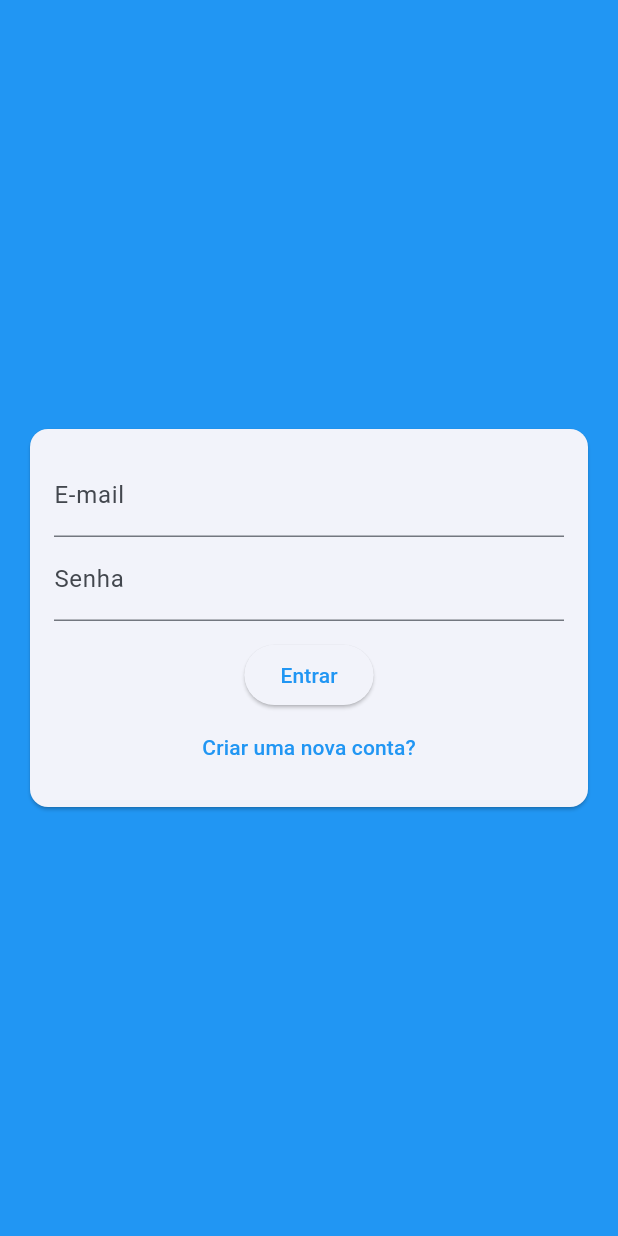
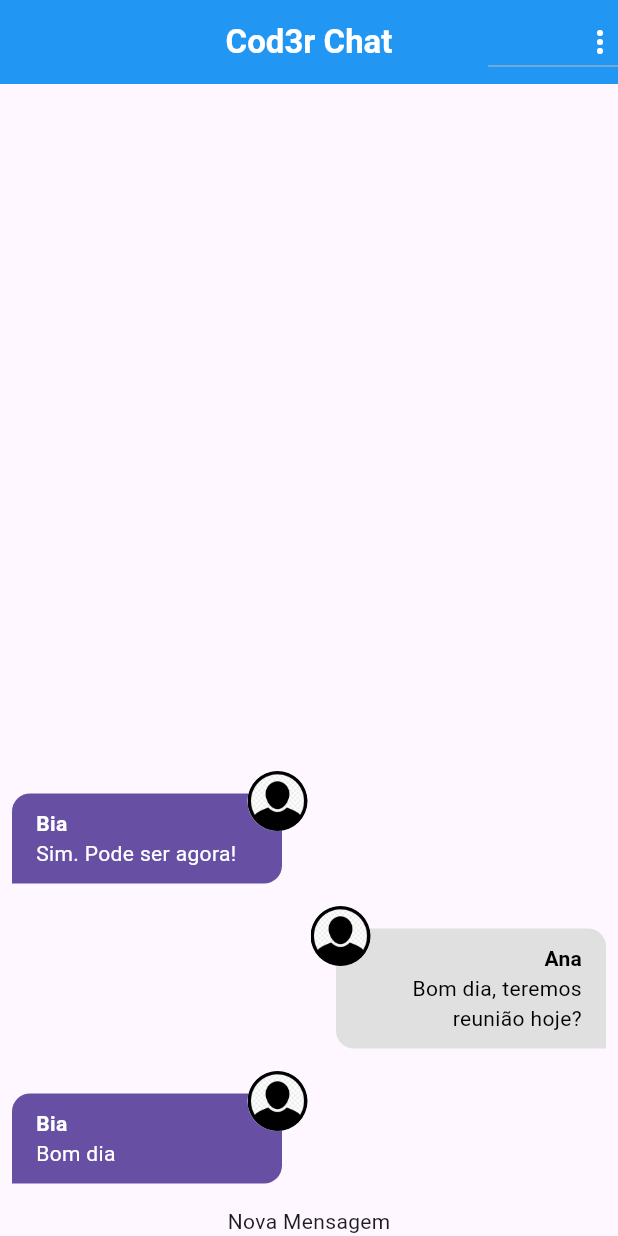
Before and after one commit to ennesdes/Projetos-Flutter-Estudo, a Flutter app: the screen it shows after launch, on a phone screen of 412 x 824 dp. Run offline on Flutter 3.47's test engine with Material 2 defaults, Android fonts, the light colour scheme and no system bars; our stand-ins replace flutter_mobx, get, google_maps_flutter, image_picker, location, mobx and 3 more; missing offline and left inert: coingecko_api; accounts and stored records are empty; generated files the repository leaves out were written again; project files that could hold a hidden picture were left out.

Commit message:
Capítulo 14 - Chat
Implementando mais aulas do capítulo
message_bubble

```diff
--- /dev/null
+++ b/app_chat/lib/components/message_bubble.dart
@@ -0,0 +1,102 @@
+import 'dart:io';
+
+import 'package:app_chat/core/models/chat_message.dart';
+import 'package:flutter/material.dart';
+
+class MessageBubble extends StatelessWidget {
+  static const _defaultImage = 'assets/images/avatar.png';
+  final ChatMessage message;
+  final bool belongsToCurrentUser;
+
+  const MessageBubble({
+    Key? key,
+    required this.message,
+    required this.belongsToCurrentUser,
+  }) : super(key: key);
+
+  Widget _showUserImage(String imageURL) {
+    ImageProvider? provider;
+    final uri = Uri.parse(imageURL);
+
+    if (uri.path.contains(_defaultImage)) {
+      provider = AssetImage(_defaultImage);
+    } else if (uri.scheme.contains('http')) {
+      provider = NetworkImage(uri.toString());
+    } else {
+      provider = FileImage(File(uri.toString()));
+    }
+
+    return CircleAvatar(
+      backgroundImage: provider,
+    );
+  }
+
+  @override
+  Widget build(BuildContext context) {
+    return Stack(
+      children: [
+        Row(
+          mainAxisAlignment: belongsToCurrentUser
+              ? MainAxisAlignment.end
+              : MainAxisAlignment.start,
+          children: [
+            Container(
+              decoration: BoxDecoration(
+                color: belongsToCurrentUser
+                    ? Colors.grey.shade300
+                    : Theme.of(context).colorScheme.primary,
+                borderRadius: BorderRadius.only(
+                  topLeft: const Radius.circular(12),
+                  topRight: const Radius.circular(12),
+                  bottomLeft: belongsToCurrentUser
+                      ? const Radius.circular(12)
+                      : const Radius.circular(0),
+                  bottomRight: belongsToCurrentUser
+                      ? const Radius.circular(0)
+                      : const Radius.circular(12),
+                ),
+              ),
+              width: 180,
+              padding: const EdgeInsets.symmetric(
+                horizontal: 16,
+                vertical: 10,
+              ),
+              margin: const EdgeInsets.symmetric(
+                horizontal: 8,
+                vertical: 15,
+              ),
+              child: Column(
+                crossAxisAlignment: belongsToCurrentUser
+                    ? CrossAxisAlignment.end
+                    : CrossAxisAlignment.start,
+                children: [
+                  Text(
+                    message.userName,
+                    style: TextStyle(
+                      color: belongsToCurrentUser ? Colors.black : Colors.white,
+                      fontWeight: FontWeight.bold,
+                    ),
+                  ),
+                  Text(
+                    message.text,
+                    textAlign:
+                        belongsToCurrentUser ? TextAlign.right : TextAlign.left,
+                    style: TextStyle(
+                      color: belongsToCurrentUser ? Colors.black : Colors.white,
+                    ),
+                  ),
+                ],
+              ),
+            ),
+          ],
+        ),
+        Positioned(
+          top: 0,
+          left: belongsToCurrentUser ? null : 165,
+          right: belongsToCurrentUser ? 165 : null,
+          child: _showUserImage(message.userImageURL),
+        ),
+      ],
+    );
+  }
+}
--- /dev/null
+++ b/app_chat/lib/components/messages.dart
@@ -0,0 +1,37 @@
+import 'package:app_chat/components/message_bubble.dart';
+import 'package:app_chat/core/models/chat_message.dart';
+import 'package:app_chat/core/services/auth/auth_service.dart';
+import 'package:app_chat/core/services/chat/chat_service.dart';
+import 'package:flutter/material.dart';
+
+class Messages extends StatelessWidget {
+  const Messages({Key? key}) : super(key: key);
+
+  @override
+  Widget build(BuildContext context) {
+    final currentUser = AuthService().currentUser;
+    return StreamBuilder<List<ChatMessage>>(
+      stream: ChatService().messagesStream(),
+      builder: (context, snapshot) {
+        if (snapshot.connectionState == ConnectionState.waiting) {
+          return const Center(child: CircularProgressIndicator());
+        } else if (!snapshot.hasData || snapshot.data!.isEmpty) {
+          return const Center(child: const Text('Sem dados. Vamos conversar?'));
+        } else {
+          final message = snapshot.data!;
+          return ListView.builder(
+            reverse: true,
+            itemCount: message.length,
+            itemBuilder: (context, index) {
+              return MessageBubble(
+                key: ValueKey(message[index].id),
+                message: message[index],
+                belongsToCurrentUser: currentUser?.id == message[index].userId,
+              );
+            },
+          );
+        }
+      },
+    );
+  }
+}
--- /dev/null
+++ b/app_chat/lib/components/new_message.dart
@@ -0,0 +1,12 @@
+import 'package:flutter/material.dart';
+
+class NewMessage extends StatelessWidget {
+  const NewMessage({Key? key}) : super(key: key);
+
+  @override
+  Widget build(BuildContext context) {
+    return Center(
+      child: Text('Nova Mensagem'),
+    );
+  }
+}
--- /dev/null
+++ b/app_chat/lib/core/models/chat_message.dart
@@ -0,0 +1,18 @@
+class ChatMessage {
+  final String id;
+  final String text;
+  final DateTime createdAt;
+
+  final String userId;
+  final String userName;
+  final String userImageURL;
+
+  const ChatMessage({
+    required this.id,
+    required this.text,
+    required this.createdAt,
+    required this.userId,
+    required this.userName,
+    required this.userImageURL,
+  });
+}
--- /dev/null
+++ b/app_chat/lib/core/models/chat_user.dart
@@ -0,0 +1,13 @@
+class ChatUser {
+  final String id;
+  final String name;
+  final String email;
+  final String imageURL;
+
+  const ChatUser({
+    required this.id,
+    required this.name,
+    required this.email,
+    required this.imageURL,
+  });
+}
--- /dev/null
+++ b/app_chat/lib/core/services/auth/auth_mock_service.dart
@@ -0,0 +1,63 @@
+import 'dart:async';
+import 'dart:io';
+import 'dart:math';
+
+import 'package:app_chat/core/services/auth/auth_service.dart';
+
+import '../../models/chat_user.dart';
+
+class AuthMockService implements AuthService {
+  static const _defaultUser = ChatUser(
+    id: '456',
+    name: 'Ana',
+    email: 'ana@cod3r.com',
+    imageURL: 'assets/images/avatar.png',
+  );
+  static Map<String, ChatUser> _users = {
+    _defaultUser.email: _defaultUser,
+  };
+  static ChatUser? _currentUser;
+  static MultiStreamController<ChatUser?>? _controller;
+  static final _userStream = Stream<ChatUser?>.multi((controller) {
+    _controller = controller;
+    _updateUser(_defaultUser);
+  });
+
+  ChatUser? get currentUser {
+    return _currentUser;
+  }
+
+  Stream<ChatUser?> get userChanges {
+    return _userStream;
+  }
+
+  Future<void> signup(
+    String name,
+    String email,
+    String password,
+    File? image,
+  ) async {
+    final newUser = ChatUser(
+      id: Random().nextDouble().toString(),
+      name: name,
+      email: email,
+      imageURL: image?.path ?? 'assets/images/avatar.png',
+    );
+
+    _users.putIfAbsent(email, () => newUser);
+    _updateUser(newUser);
+  }
+
+  Future<void> login(String email, String password) async {
+    _updateUser(_users[email]);
+  }
+
+  Future<void> logout() async {
+    _updateUser(null);
+  }
+
+  static void _updateUser(ChatUser? user) {
+    _currentUser = user;
+    _controller?.add(_currentUser);
+  }
+}
--- /dev/null
+++ b/app_chat/lib/core/services/auth/auth_service.dart
@@ -0,0 +1,29 @@
+import 'dart:io';
+
+import 'package:app_chat/core/models/chat_user.dart';
+import 'package:app_chat/core/services/auth/auth_mock_service.dart';
+
+abstract class AuthService {
+  ChatUser? get currentUser;
+
+  Stream<ChatUser?> get userChanges;
+
+  Future<void> signup(
+    String nome,
+    String email,
+    String password,
+    File? image,
+  );
+
+  Future<void> login(
+    String email,
+    String password,
+  );
+
+  Future<void> logout();
+
+  factory AuthService() {
+    return AuthMockService();
+    // return AuthFirebaseService();
+  }
+}
--- /dev/null
+++ b/app_chat/lib/core/services/chat/chat_mock_service.dart
@@ -0,0 +1,58 @@
+import 'dart:async';
+import 'dart:math';
+
+import 'package:app_chat/core/models/chat_message.dart';
+import 'package:app_chat/core/models/chat_user.dart';
+import 'package:app_chat/core/services/chat/chat_service.dart';
+
+class ChatMockService implements ChatService {
+  static final List<ChatMessage> _msgs = [
+    ChatMessage(
+      id: '1',
+      text: 'Bom dia',
+      createdAt: DateTime.now(),
+      userId: '123',
+      userName: 'Bia',
+      userImageURL: 'assets/images/avatar.png',
+    ),
+    ChatMessage(
+      id: '2',
+      text: 'Bom dia, teremos reunião hoje?',
+      createdAt: DateTime.now(),
+      userId: '456',
+      userName: 'Ana',
+      userImageURL: 'assets/images/avatar.png',
+    ),
+    ChatMessage(
+      id: '1',
+      text: 'Sim. Pode ser agora!',
+      createdAt: DateTime.now(),
+      userId: '123',
+      userName: 'Bia',
+      userImageURL: 'assets/images/avatar.png',
+    ),
+  ];
+  static MultiStreamController<List<ChatMessage>>? _controller;
+  static final _msgsStream = Stream<List<ChatMessage>>.multi((controller) {
+    _controller = controller;
+    controller.add(_msgs);
+  });
+
+  Stream<List<ChatMessage>> messagesStream() {
+    return _msgsStream;
+  }
+
+  Future<ChatMessage> save(String text, ChatUser user) async {
+    final newMessage = ChatMessage(
+      id: Random().nextDouble().toString(),
+      text: text,
+      createdAt: DateTime.now(),
+      userId: user.id,
+      userName: user.name,
+      userImageURL: user.imageURL,
+    );
+    _msgs.add(newMessage);
+    _controller?.add(_msgs);
+    return newMessage;
+  }
+}
--- /dev/null
+++ b/app_chat/lib/core/services/chat/chat_service.dart
@@ -0,0 +1,12 @@
+import 'package:app_chat/core/models/chat_message.dart';
+import 'package:app_chat/core/models/chat_user.dart';
+import 'package:app_chat/core/services/chat/chat_mock_service.dart';
+
+abstract class ChatService {
+  Stream<List<ChatMessage>> messagesStream();
+  Future<ChatMessage> save(String text, ChatUser user);
+
+  factory ChatService() {
+    return ChatMockService();
+  }
+}
--- a/app_chat/lib/main.dart
+++ b/app_chat/lib/main.dart
@@ -1,6 +1,5 @@
+import 'package:app_chat/pages/auth_or_app_page.dart';
 import 'package:flutter/material.dart';
-
-import 'package:app_chat/pages/auth_page.dart';
 
 void main() {
   runApp(const MyApp());
@@ -16,14 +15,8 @@ class MyApp extends StatelessWidget {
       title: 'Flutter Demo',
       theme: ThemeData(
         useMaterial3: true,
-        colorScheme: ColorScheme.fromSeed(
-          seedColor: Colors.blue,
-          brightness: Brightness.light,
-          primary: Colors.blue,
-          // secondary: Colors.blue,
-        ),
       ),
-      home: AuthPage(),
+      home: AuthOrAppPage(),
     );
   }
 }
--- /dev/null
+++ b/app_chat/lib/pages/auth_or_app_page.dart
@@ -0,0 +1,26 @@
+import 'package:app_chat/core/models/chat_user.dart';
+import 'package:app_chat/core/services/auth/auth_service.dart';
+import 'package:app_chat/pages/auth_page.dart';
+import 'package:app_chat/pages/chat_page.dart';
+import 'package:app_chat/pages/loading_page.dart';
+import 'package:flutter/material.dart';
+
+class AuthOrAppPage extends StatelessWidget {
+  const AuthOrAppPage({Key? key}) : super(key: key);
+
+  @override
+  Widget build(BuildContext context) {
+    return Scaffold(
+      body: StreamBuilder<ChatUser?>(
+        stream: AuthService().userChanges,
+        builder: ((context, snapshot) {
+          if (snapshot.connectionState == ConnectionState.waiting) {
+            return LoadingPage();
+          } else {
+            return snapshot.hasData ? ChatPage() : AuthPage();
+          }
+        }),
+      ),
+    );
+  }
+}
--- /dev/null
+++ b/app_chat/lib/pages/chat_page.dart
@@ -0,0 +1,64 @@
+import 'package:app_chat/components/messages.dart';
+import 'package:app_chat/components/new_message.dart';
+import 'package:app_chat/core/services/auth/auth_service.dart';
+import 'package:flutter/material.dart';
+
+class ChatPage extends StatelessWidget {
+  const ChatPage({Key? key}) : super(key: key);
+
+  @override
+  Widget build(BuildContext context) {
+    return Scaffold(
+      appBar: AppBar(
+        backgroundColor: Colors.blue,
+        foregroundColor: Colors.white,
+        centerTitle: true,
+        title: const Text(
+          'Cod3r Chat',
+          style: TextStyle(
+            fontWeight: FontWeight.bold,
+          ),
+        ),
+        actions: [
+          DropdownButton(
+            icon: Icon(
+              Icons.more_vert,
+              color: Theme.of(context).primaryIconTheme.color,
+            ),
+            items: [
+              DropdownMenuItem(
+                  value: 'logout',
+                  child: Container(
+                    child: Row(
+                      children: const [
+                        Icon(
+                          Icons.exit_to_app,
+                          color: Colors.black87,
+                        ),
+                        SizedBox(width: 10),
+                        Text('Sair'),
+                      ],
+                    ),
+                  )),
+            ],
+            onChanged: (value) {
+              if (value == 'logout') {
+                AuthService().logout();
+              }
+            },
+          ),
+        ],
+      ),
+      body: SafeArea(
+        child: Column(
+          children: [
+            Expanded(
+              child: Messages(),
+            ),
+            NewMessage(),
+          ],
+        ),
+      ),
+    );
+  }
+}
--- a/app_chat/pubspec.yaml
+++ b/app_chat/pubspec.yaml
@@ -29,8 +29,8 @@ flutter:
   uses-material-design: true
 
   # To add assets to your application, add an assets section, like this:
-  # assets:
-  #   - images/a_dot_burr.jpeg
+  assets:
+    - assets/images/avatar.png
   #   - images/a_dot_ham.jpeg
 
   # An image asset can refer to one or more resolution-specific "variants", see
```
Also changed, not shown: app_chat/lib/components/auth_form.dart (+37 -8 lines), app_chat/lib/components/user_image_picker.dart (added, +62 -0 lines), app_chat/lib/core/models/auth_form_data.dart (added, +23 -0 lines), app_chat/lib/pages/auth_page.dart (+25 -5 lines), app_chat/assets/images/avatar.png (added), app_chat/pubspec.lock, 1 other file.
